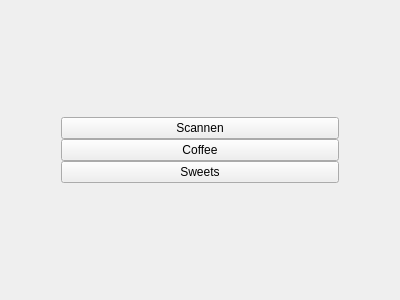
First picture: the form in TallyOnRaspberry/mainmenue.ui, repository Deltachi/Tally_Teamproject, before the edit.
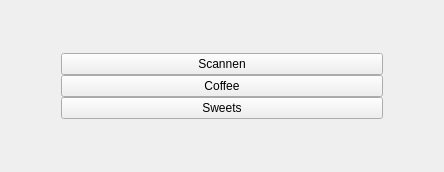
Second picture: the form after the edit.

Commit message: Login screen is now working. You can login with name: Philip and pw: 1234

What changed in the file:
```diff
--- a/TallyOnRaspberry/mainmenue.ui
+++ b/TallyOnRaspberry/mainmenue.ui
@@ -6,8 +6,8 @@
    <rect>
     <x>0</x>
     <y>0</y>
-    <width>400</width>
-    <height>300</height>
+    <width>444</width>
+    <height>172</height>
    </rect>
   </property>
   <property name="windowTitle">
```
The commit also changes 3 other files.
